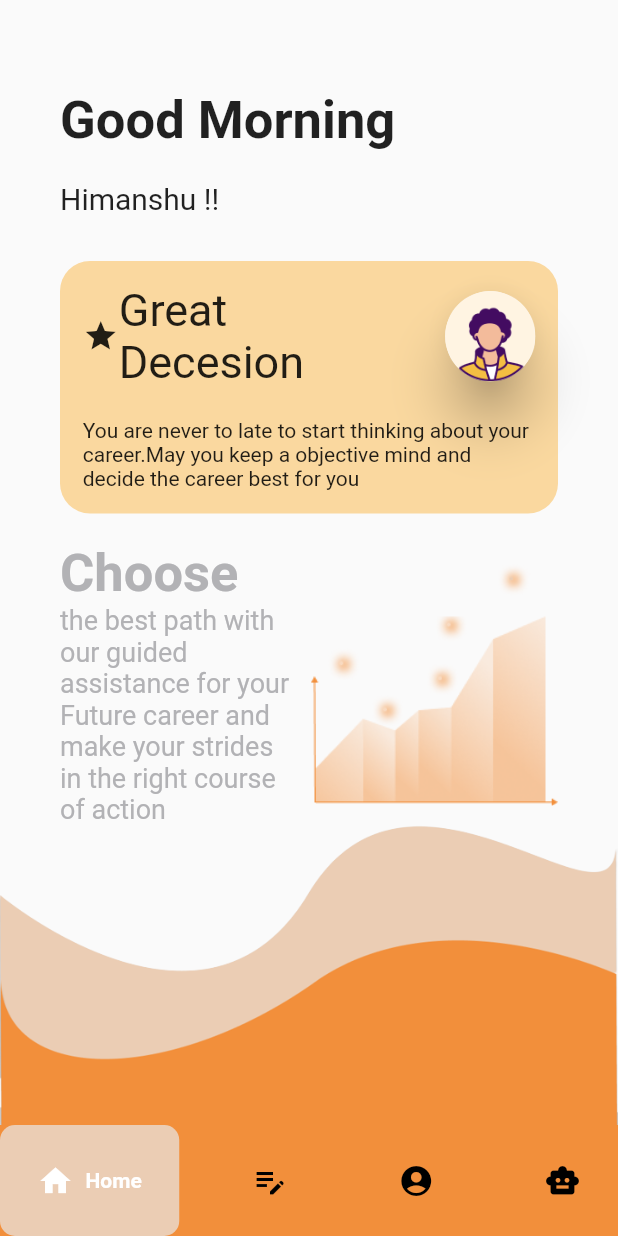
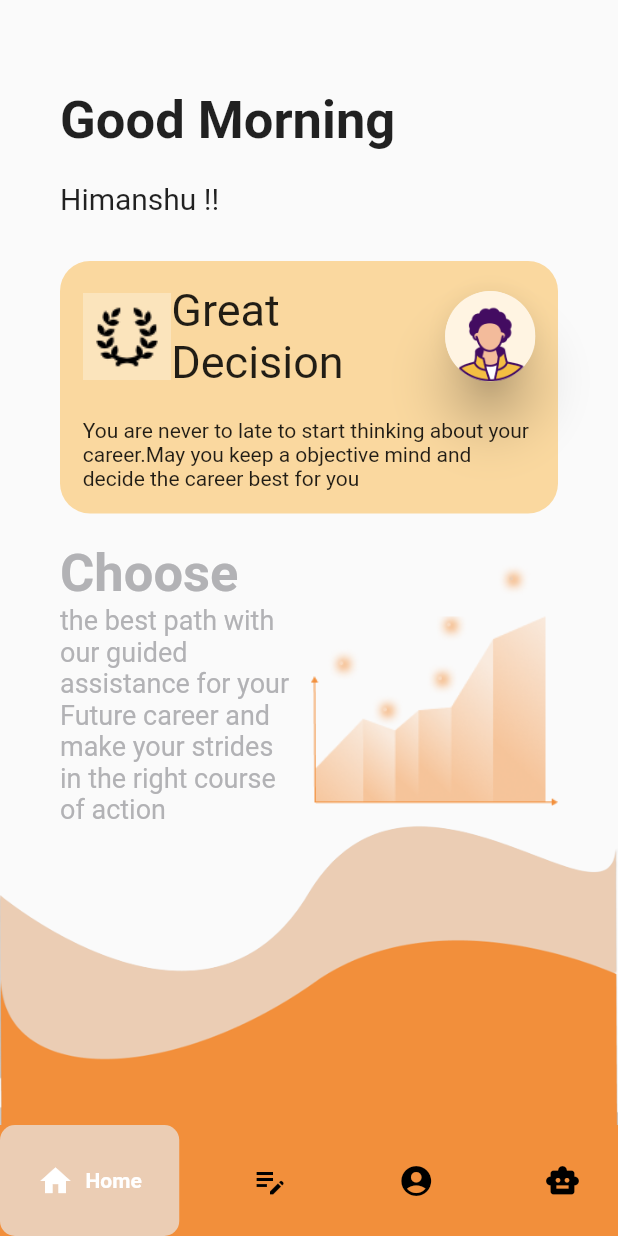
Before and after one commit to Gaurav232003/CareerWise-, a Flutter app: the screen it shows after launch, after a tap on "L O G I N", on a phone screen of 412 x 824 dp. Run offline on Flutter 3.47's test engine with Material 2 defaults, Android fonts, the phone set to English and light mode, and no system bars; drawn by our look-alikes of google_nav_bar; our stand-ins replace firebase_auth, firebase_core, google_fonts; accounts and stored records are empty.

Commit message:
Changes6

```diff
--- a/lib/main.dart
+++ b/lib/main.dart
@@ -17,6 +17,9 @@ void main() async {
   // CheckData();
 
   runApp(MaterialApp(
+    // theme: ThemeData(
+    //   scaffoldBackgroundColor: Color(0xFFE8E8E8),
+    // ),
     debugShowCheckedModeBanner: false,
     home: MyApp(),
   ));
--- a/lib/pages/homepage.dart
+++ b/lib/pages/homepage.dart
@@ -129,9 +129,9 @@ class Home_Page extends StatelessWidget {
                         children: [
                           Row(
                             children: [
-                              Icon(Icons.star),
+                              Image.asset('assets/Group-40.png'),
                               Text(
-                                'Great\nDecesion',
+                                'Great\nDecision',
                                 style: TextStyle(fontSize: 30.0),
                               ),
                             ],
--- a/lib/pages/test.dart
+++ b/lib/pages/test.dart
@@ -17,6 +17,7 @@ class _TestState extends State<Test> {
     return MaterialApp(
       debugShowCheckedModeBanner: false,
       home: Scaffold(
+        backgroundColor: Color(0xFFE8D7C8),
         body: SingleChildScrollView(
           child: Column(
             children: [
```
Also changed, not shown: assets/Group-40.png (added).
